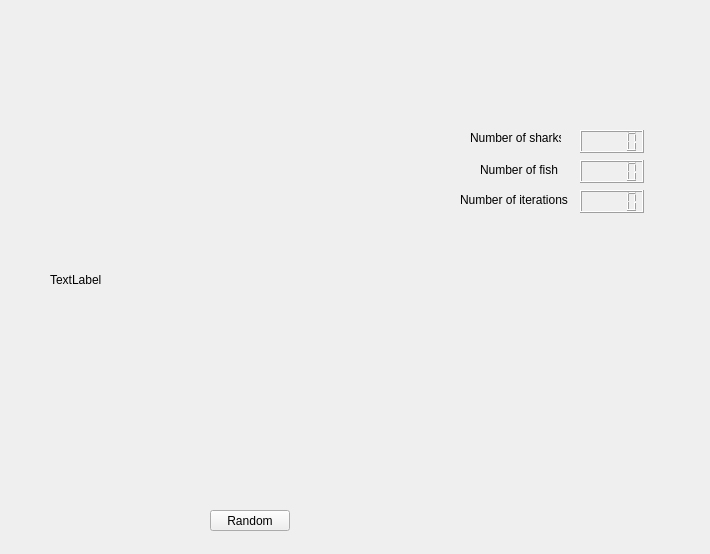
This is cellular-automatia-OO-master/OPENCVTEST-master/mainwindow.ui in saulgold/cellular-automatia-OO-master as Qt 5 draws it before an edit. The edited form follows.
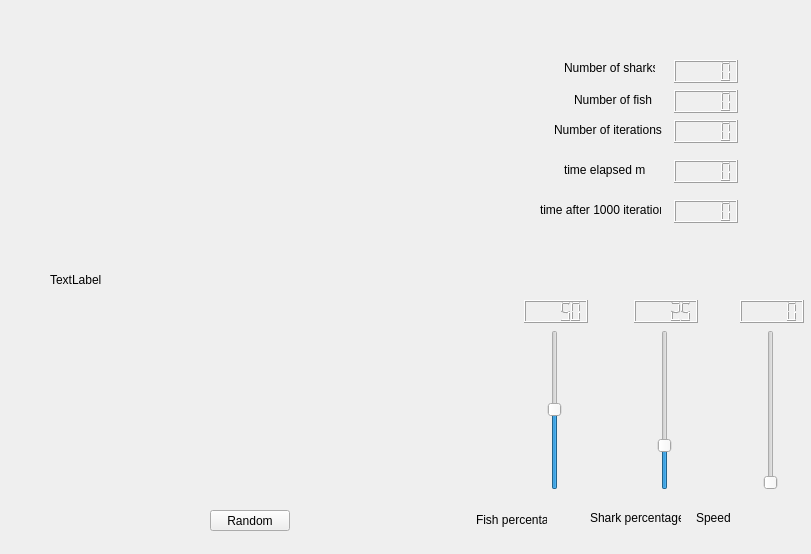
This is the edited form.

Commit message:
REAL - added speed adjustment
previous commit is false

Patch:
```diff
--- a/cellular-automatia-OO-master/OPENCVTEST-master/mainwindow.ui
+++ b/cellular-automatia-OO-master/OPENCVTEST-master/mainwindow.ui
@@ -6,7 +6,7 @@
    <rect>
     <x>0</x>
     <y>0</y>
-    <width>710</width>
+    <width>811</width>
     <height>554</height>
    </rect>
   </property>
@@ -49,8 +49,8 @@
    <widget class="QLabel" name="label_3">
     <property name="geometry">
      <rect>
-      <x>480</x>
-      <y>160</y>
+      <x>574</x>
+      <y>90</y>
       <width>91</width>
       <height>20</height>
      </rect>
@@ -62,8 +62,8 @@
    <widget class="QLabel" name="label_4">
     <property name="geometry">
      <rect>
-      <x>470</x>
-      <y>130</y>
+      <x>564</x>
+      <y>60</y>
       <width>91</width>
       <height>16</height>
      </rect>
@@ -75,8 +75,8 @@
    <widget class="QLCDNumber" name="lcdNumber">
     <property name="geometry">
      <rect>
-      <x>580</x>
-      <y>160</y>
+      <x>674</x>
+      <y>90</y>
       <width>64</width>
       <height>23</height>
      </rect>
@@ -88,8 +88,8 @@
    <widget class="QLCDNumber" name="lcdNumber_2">
     <property name="geometry">
      <rect>
-      <x>580</x>
-      <y>130</y>
+      <x>674</x>
+      <y>60</y>
       <width>64</width>
       <height>23</height>
      </rect>
@@ -98,8 +98,8 @@
    <widget class="QLCDNumber" name="lcdNumber_3">
     <property name="geometry">
      <rect>
-      <x>580</x>
-      <y>190</y>
+      <x>674</x>
+      <y>120</y>
       <width>64</width>
       <height>23</height>
      </rect>
@@ -111,8 +111,8 @@
    <widget class="QLabel" name="label_5">
     <property name="geometry">
      <rect>
-      <x>460</x>
-      <y>190</y>
+      <x>554</x>
+      <y>120</y>
       <width>111</width>
       <height>20</height>
      </rect>
@@ -121,6 +121,184 @@
      <string>Number of iterations</string>
     </property>
    </widget>
+   <widget class="QSlider" name="verticalSlider">
+    <property name="geometry">
+     <rect>
+      <x>544</x>
+      <y>330</y>
+      <width>22</width>
+      <height>160</height>
+     </rect>
+    </property>
+    <property name="value">
+     <number>50</number>
+    </property>
+    <property name="orientation">
+     <enum>Qt::Vertical</enum>
+    </property>
+   </widget>
+   <widget class="QSlider" name="verticalSlider_2">
+    <property name="geometry">
+     <rect>
+      <x>654</x>
+      <y>330</y>
+      <width>22</width>
+      <height>160</height>
+     </rect>
+    </property>
+    <property name="value">
+     <number>25</number>
+    </property>
+    <property name="orientation">
+     <enum>Qt::Vertical</enum>
+    </property>
+   </widget>
+   <widget class="QLabel" name="label">
+    <property name="geometry">
+     <rect>
+      <x>476</x>
+      <y>510</y>
+      <width>71</width>
+      <height>20</height>
+     </rect>
+    </property>
+    <property name="text">
+     <string>Fish percentage</string>
+    </property>
+   </widget>
+   <widget class="QLabel" name="label_6">
+    <property name="geometry">
+     <rect>
+      <x>590</x>
+      <y>510</y>
+      <width>91</width>
+      <height>16</height>
+     </rect>
+    </property>
+    <property name="text">
+     <string>Shark percentage</string>
+    </property>
+   </widget>
+   <widget class="QLCDNumber" name="lcdNumber_4">
+    <property name="geometry">
+     <rect>
+      <x>524</x>
+      <y>300</y>
+      <width>64</width>
+      <height>23</height>
+     </rect>
+    </property>
+    <property name="value" stdset="0">
+     <double>50.000000000000000</double>
+    </property>
+   </widget>
+   <widget class="QLCDNumber" name="lcdNumber_5">
+    <property name="geometry">
+     <rect>
+      <x>634</x>
+      <y>300</y>
+      <width>64</width>
+      <height>23</height>
+     </rect>
+    </property>
+    <property name="value" stdset="0">
+     <double>25.000000000000000</double>
+    </property>
+   </widget>
+   <widget class="QLabel" name="label_7">
+    <property name="geometry">
+     <rect>
+      <x>564</x>
+      <y>160</y>
+      <width>81</width>
+      <height>20</height>
+     </rect>
+    </property>
+    <property name="text">
+     <string>time elapsed ms</string>
+    </property>
+   </widget>
+   <widget class="QLCDNumber" name="lcdNumber_6">
+    <property name="geometry">
+     <rect>
+      <x>674</x>
+      <y>160</y>
+      <width>64</width>
+      <height>23</height>
+     </rect>
+    </property>
+   </widget>
+   <widget class="QLCDNumber" name="lcdNumber_7">
+    <property name="geometry">
+     <rect>
+      <x>674</x>
+      <y>200</y>
+      <width>64</width>
+      <height>23</height>
+     </rect>
+    </property>
+   </widget>
+   <widget class="QLabel" name="label_8">
+    <property name="geometry">
+     <rect>
+      <x>540</x>
+      <y>200</y>
+      <width>121</width>
+      <height>20</height>
+     </rect>
+    </property>
+    <property name="text">
+     <string>time after 1000 iterations</string>
+    </property>
+   </widget>
+   <widget class="QLabel" name="label_9">
+    <property name="geometry">
+     <rect>
+      <x>696</x>
+      <y>510</y>
+      <width>91</width>
+      <height>16</height>
+     </rect>
+    </property>
+    <property name="text">
+     <string>Speed</string>
+    </property>
+   </widget>
+   <widget class="QLCDNumber" name="lcdNumber_8">
+    <property name="geometry">
+     <rect>
+      <x>740</x>
+      <y>300</y>
+      <width>64</width>
+      <height>23</height>
+     </rect>
+    </property>
+    <property name="value" stdset="0">
+     <double>0.000000000000000</double>
+    </property>
+    <property name="intValue" stdset="0">
+     <number>0</number>
+    </property>
+   </widget>
+   <widget class="QSlider" name="verticalSlider_3">
+    <property name="geometry">
+     <rect>
+      <x>760</x>
+      <y>330</y>
+      <width>22</width>
+      <height>160</height>
+     </rect>
+    </property>
+    <property name="maximum">
+     <number>1000</number>
+    </property>
+    <property name="value">
+     <number>0</number>
+    </property>
+    <property name="orientation">
+     <enum>Qt::Vertical</enum>
+    </property>
+   </widget>
   </widget>
  </widget>
  <layoutdefault spacing="6" margin="11"/>
```
Left out of the diff: 51 changed lines with no effect on the pictures. The commit also changes 2 other files.
